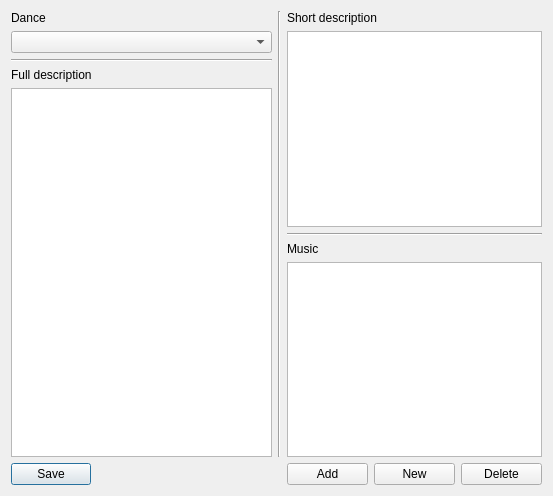
lisitsynSA/Dance, file edit_list_d.ui: the form before one commit.
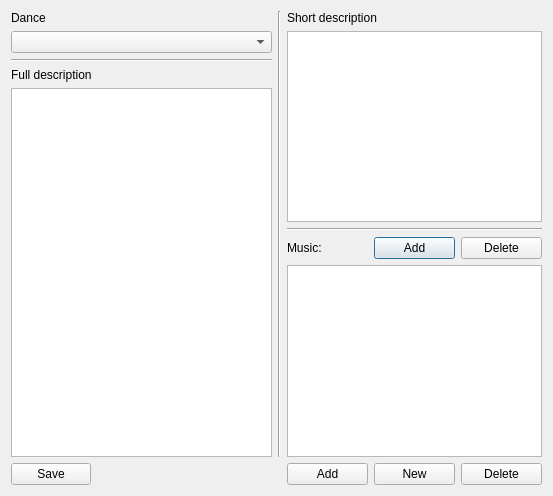
The form after the commit.

Commit message: Replaced music string to music string list

```diff
--- a/edit_list_d.ui
+++ b/edit_list_d.ui
@@ -76,14 +76,32 @@
       </widget>
      </item>
      <item>
+      <layout class="QHBoxLayout" name="horizontalLayout">
+       <item>
       <widget class="QLabel" name="label_4">
        <property name="text">
-        <string>Music</string>
+          <string>Music:</string>
        </property>
       </widget>
      </item>
      <item>
-      <widget class="QTextEdit" name="textEdit_music"/>
+        <widget class="QPushButton" name="add_musicButton">
+         <property name="text">
+          <string>Add</string>
+         </property>
+        </widget>
+       </item>
+       <item>
+        <widget class="QPushButton" name="delete_musicButton">
+         <property name="text">
+          <string>Delete</string>
+         </property>
+        </widget>
+       </item>
+      </layout>
+     </item>
+     <item>
+      <widget class="QListView" name="listView_music"/>
      </item>
     </layout>
    </item>
```
Lines whose indentation alone changed are shown as unchanged. The commit also changes 9 other files.
